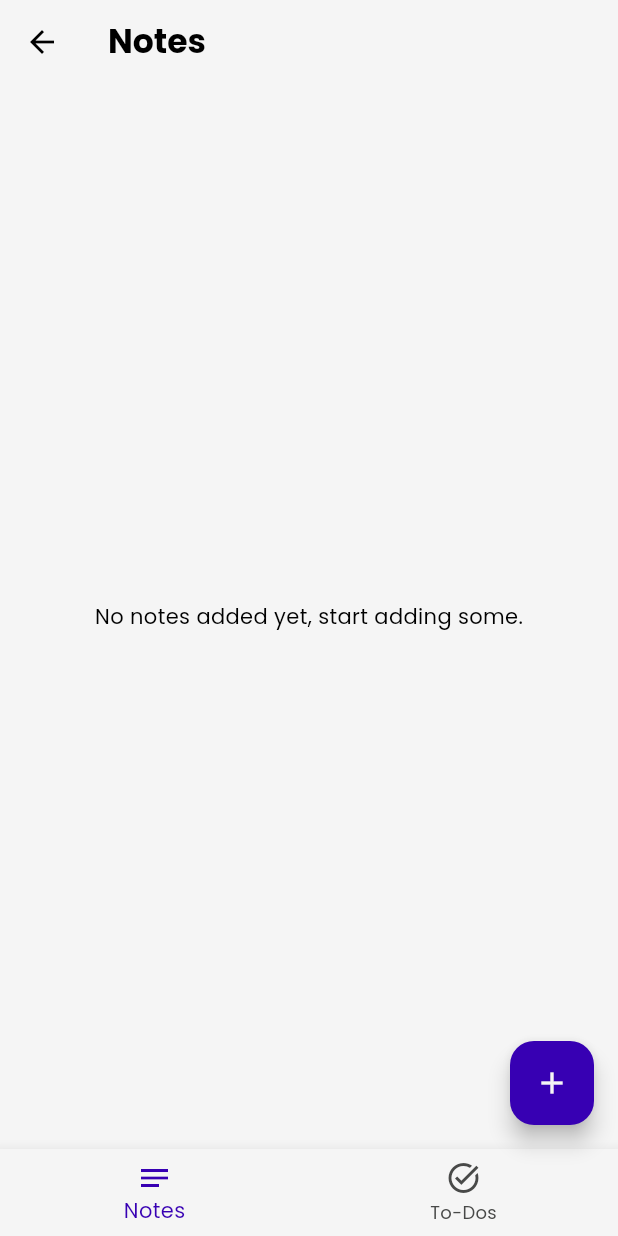
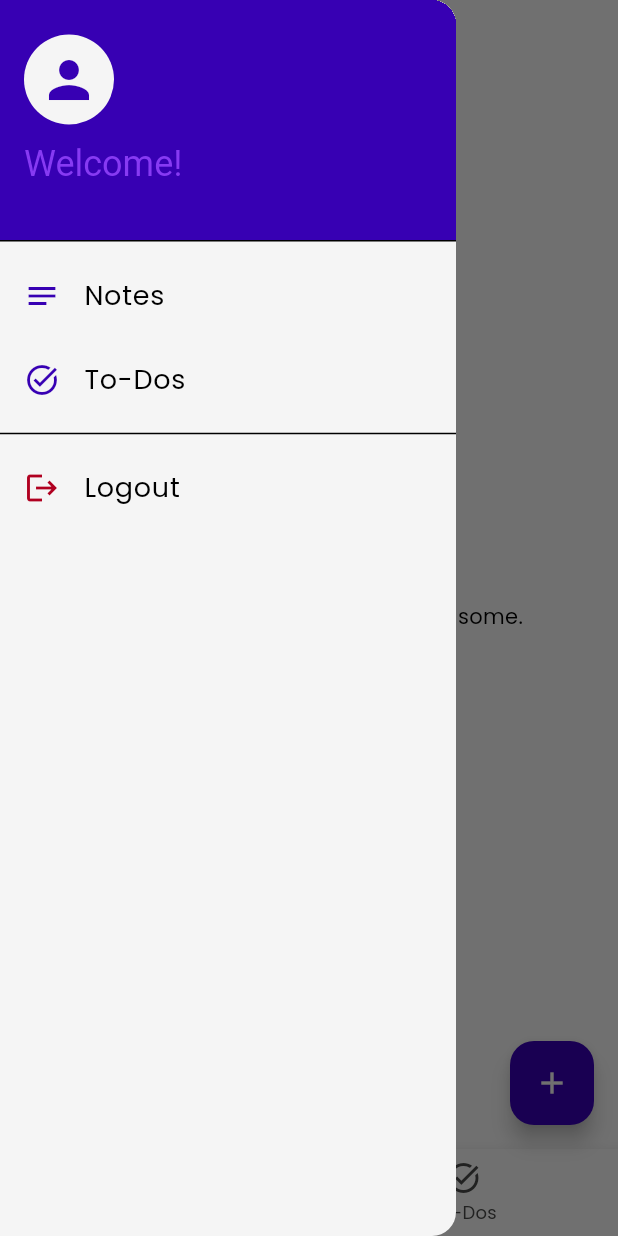
Before and after one commit to mussie-alemayehu/notes-and-to-do, a Flutter app: the TabsScreen screen opened by its route, with the side drawer open (before the commit the screen has no drawer), on a phone screen of 412 x 824 dp. Run offline on Flutter 3.47's test engine with Material 3 defaults, Android fonts, the phone set to English and light mode, and no system bars; our stand-ins replace firebase_auth, firebase_core, google_fonts, google_sign_in, sqflite; accounts and stored records are empty; generated files the repository leaves out were written again; network calls fail.

Commit message:
add drawer and implement logout

```diff
--- a/lib/screens/tabs_screen.dart
+++ b/lib/screens/tabs_screen.dart
@@ -1,9 +1,11 @@
+import 'package:firebase_auth/firebase_auth.dart';
 import 'package:flutter/material.dart';
 import 'package:provider/provider.dart';
 
 import '../screens/notes_list_screen.dart';
 import '../screens/todos_list_screen.dart';
 import '../providers/to_dos.dart';
+import '../services/auth.dart';
 import '../models.dart';
 import './note_details_screen.dart';
 
@@ -81,7 +83,97 @@ class _TabScreenState extends State<TabsScreen> {
     final todosData = Provider.of<ToDos>(context);
     List<ToDo> completedToDos = [];
 
+    final userEmail = FirebaseAuth.instance.currentUser!.email;
+
     return Scaffold(
+      drawer: Drawer(
+        child: Column(
+          crossAxisAlignment: CrossAxisAlignment.stretch,
+          children: [
+            DrawerHeader(
+              decoration: BoxDecoration(
+                color: Theme.of(context).colorScheme.primary,
+              ),
+              child: Column(
+                mainAxisAlignment: MainAxisAlignment.center,
+                crossAxisAlignment: CrossAxisAlignment.start,
+                children: [
+                  CircleAvatar(
+                    radius: 30,
+                    backgroundColor: Theme.of(context).colorScheme.surface,
+                    child: Icon(
+                      Icons.person,
+                      size: 40,
+                      color: Theme.of(context).colorScheme.primary,
+                    ),
+                  ),
+                  const SizedBox(height: 10),
+                  Text(
+                    'Welcome!',
+                    style: Theme.of(context).textTheme.headlineSmall?.copyWith(
+                          color: Theme.of(context).colorScheme.onPrimary,
+                        ),
+                  ),
+                  if (userEmail != null)
+                    Text(
+                      userEmail,
+                      style: Theme.of(context).textTheme.bodyMedium?.copyWith(
+                            color: Theme.of(context).colorScheme.onPrimary,
+                          ),
+                    ),
+                ],
+              ),
+            ),
+            ListTile(
+              leading: Icon(
+                Icons.notes,
+                color: Theme.of(context).colorScheme.primary,
+              ),
+              title: const Text('Notes'),
+              onTap: () {
+                Navigator.of(context).pop();
+                setState(() {
+                  _selectedIndex = 0;
+                });
+              },
+            ),
+            ListTile(
+              leading: Icon(
+                Icons.task_alt,
+                color: Theme.of(context).colorScheme.primary,
+              ),
+              title: const Text('To-Dos'),
+              onTap: () {
+                Navigator.of(context).pop();
+                setState(() {
+                  _selectedIndex = 1;
+                });
+              },
+            ),
+            const Divider(),
+            ListTile(
+              leading: Icon(
+                Icons.logout,
+                color: Theme.of(context).colorScheme.error,
+              ),
+              title: const Text('Logout'),
+              onTap: () async {
+                Navigator.of(context).pop();
+                final showSnackBar = ScaffoldMessenger.of(context).showSnackBar;
+                final colorScheme = Theme.of(context).colorScheme;
+
+                await AuthServices().signOut();
+                showSnackBar(
+                  SnackBar(
+                    content: const Text('Logged out!'),
+                    backgroundColor: colorScheme.primary,
+                  ),
+                );
+              },
+            ),
+          ],
+        ),
+      ),
       appBar: AppBar(
         title: Text(
           (_selectedIndex == 0) ? 'Notes' : 'To-Dos',
--- a/lib/themes/dark_theme.dart
+++ b/lib/themes/dark_theme.dart
@@ -18,7 +18,7 @@ ThemeData darkTheme = ThemeData(
   colorScheme: ColorScheme.dark(
     surface: Color(0xFF121212),
     primary: Color(0xFF2A6A98),
-    onPrimary: Color(0xFF3700B3),
+    onPrimary: Color(0xFFECE6E6),
     secondary: Color(0xFF001C2A),
     onSecondary: Color(0xFF018786),
     tertiary: Color(0xFFA7B6B2),
```
